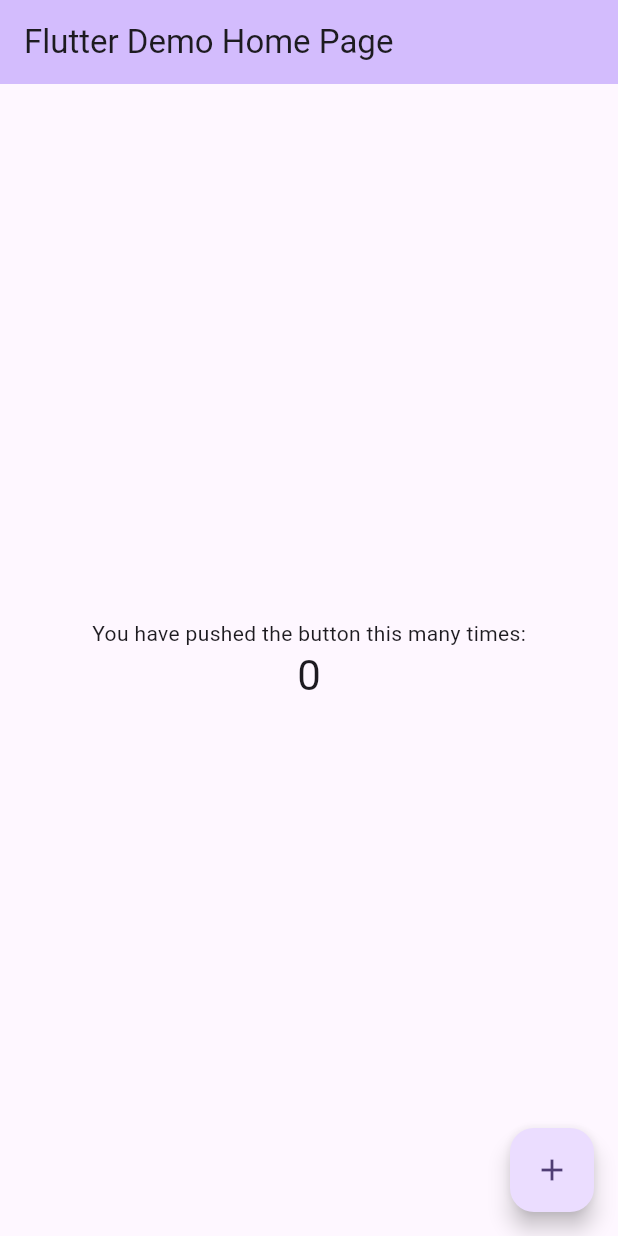
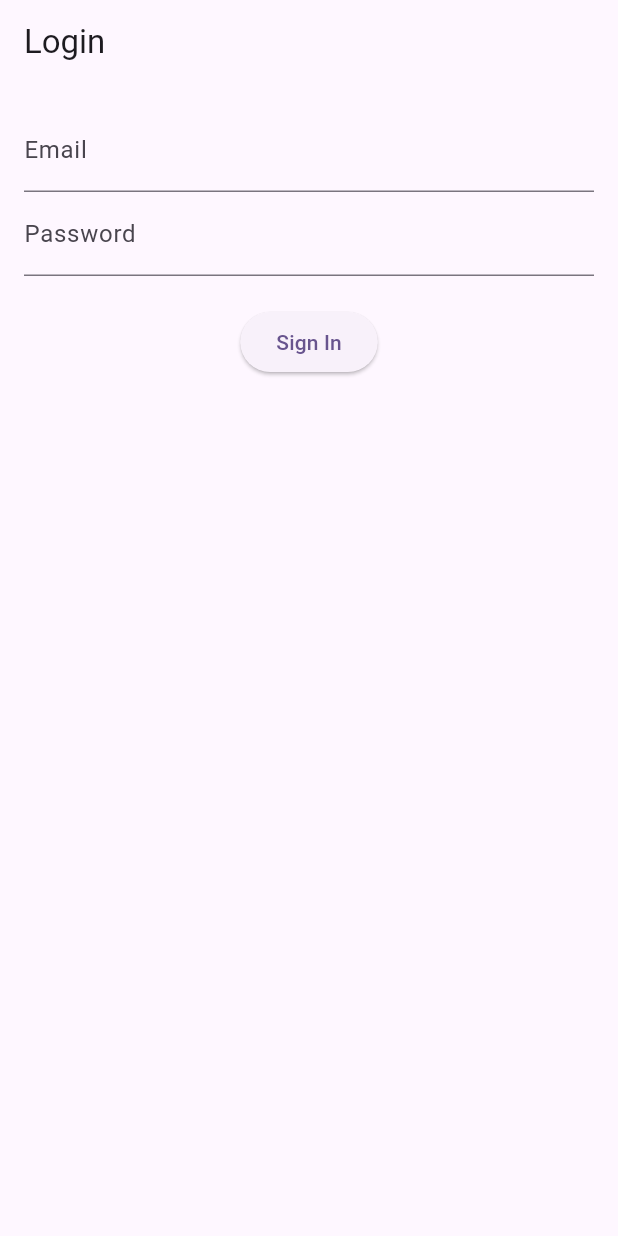
Before and after one commit to nuhs101/MobileP2, a Flutter app: the screen it shows after launch, on a phone screen of 412 x 824 dp. Run offline on Flutter 3.47's test engine with Material 3 defaults, Android fonts, the phone set to English and light mode, and no system bars; our stand-ins replace firebase_auth, firebase_core; accounts and stored records are empty.

Commit message:
added login page and firebase options to main

```diff
--- /dev/null
+++ b/lib/login_page.dart
@@ -0,0 +1,54 @@
+import 'package:flutter/material.dart';
+import 'package:firebase_auth/firebase_auth.dart';
+
+class LoginPage extends StatefulWidget {
+  const LoginPage({super.key});
+
+  @override
+  State<LoginPage> createState() => _LoginPageState();
+}
+
+class _LoginPageState extends State<LoginPage> {
+  final emailController = TextEditingController();
+  final passwordController = TextEditingController();
+
+  void signIn() async {
+    try {
+      await FirebaseAuth.instance.signInWithEmailAndPassword(
+        email: emailController.text,
+        password: passwordController.text,
+      );
+    } catch (e) {
+      if (mounted) {
+        ScaffoldMessenger.of(
+          context,
+        ).showSnackBar(SnackBar(content: Text("Login failed: \$e")));
+      }
+    }
+  }
+
+  @override
+  Widget build(BuildContext context) {
+    return Scaffold(
+      appBar: AppBar(title: Text('Login')),
+      body: Padding(
+        padding: const EdgeInsets.all(16.0),
+        child: Column(
+          children: [
+            TextField(
+              controller: emailController,
+              decoration: InputDecoration(labelText: 'Email'),
+            ),
+            TextField(
+              controller: passwordController,
+              decoration: InputDecoration(labelText: 'Password'),
+              obscureText: true,
+            ),
+            SizedBox(height: 20),
+            ElevatedButton(onPressed: signIn, child: Text('Sign In')),
+          ],
+        ),
+      ),
+    );
+  }
+}
--- a/lib/main.dart
+++ b/lib/main.dart
@@ -1,125 +1,25 @@
 import 'package:flutter/material.dart';
 import 'package:firebase_core/firebase_core.dart';
+import 'login_page.dart';
+import 'firebase_options.dart';
 
 Future<void> main() async {
   WidgetsFlutterBinding.ensureInitialized();
-  await Firebase.initializeApp();
+  await Firebase.initializeApp(options: DefaultFirebaseOptions.currentPlatform);
   runApp(const MyApp());
 }
 
 class MyApp extends StatelessWidget {
   const MyApp({super.key});
 
-  // This widget is the root of your application.
   @override
   Widget build(BuildContext context) {
     return MaterialApp(
       title: 'Flutter Demo',
       theme: ThemeData(
-        // This is the theme of your application.
-        //
-        // TRY THIS: Try running your application with "flutter run". You'll see
-        // the application has a purple toolbar. Then, without quitting the app,
-        // try changing the seedColor in the colorScheme below to Colors.green
-        // and then invoke "hot reload" (save your changes or press the "hot
-        // reload" button in a Flutter-supported IDE, or press "r" if you used
-        // the command line to start the app).
-        //
-        // Notice that the counter didn't reset back to zero; the application
-        // state is not lost during the reload. To reset the state, use hot
-        // restart instead.
-        //
-        // This works for code too, not just values: Most code changes can be
-        // tested with just a hot reload.
         colorScheme: ColorScheme.fromSeed(seedColor: Colors.deepPurple),
       ),
-      home: const MyHomePage(title: 'Flutter Demo Home Page'),
+      home: LoginPage(),
     );
   }
 }
-
-class MyHomePage extends StatefulWidget {
-  const MyHomePage({super.key, required this.title});
-
-  // This widget is the home page of your application. It is stateful, meaning
-  // that it has a State object (defined below) that contains fields that affect
-  // how it looks.
-
-  // This class is the configuration for the state. It holds the values (in this
-  // case the title) provided by the parent (in this case the App widget) and
-  // used by the build method of the State. Fields in a Widget subclass are
-  // always marked "final".
-
-  final String title;
-
-  @override
-  State<MyHomePage> createState() => _MyHomePageState();
-}
-
-class _MyHomePageState extends State<MyHomePage> {
-  int _counter = 0;
-
-  void _incrementCounter() {
-    setState(() {
-      // This call to setState tells the Flutter framework that something has
-      // changed in this State, which causes it to rerun the build method below
-      // so that the display can reflect the updated values. If we changed
-      // _counter without calling setState(), then the build method would not be
-      // called again, and so nothing would appear to happen.
-      _counter++;
-    });
-  }
-
-  @override
-  Widget build(BuildContext context) {
-    // This method is rerun every time setState is called, for instance as done
-    // by the _incrementCounter method above.
-    //
-    // The Flutter framework has been optimized to make rerunning build methods
-    // fast, so that you can just rebuild anything that needs updating rather
-    // than having to individually change instances of widgets.
-    return Scaffold(
-      appBar: AppBar(
-        // TRY THIS: Try changing the color here to a specific color (to
-        // Colors.amber, perhaps?) and trigger a hot reload to see the AppBar
-        // change color while the other colors stay the same.
-        backgroundColor: Theme.of(context).colorScheme.inversePrimary,
-        // Here we take the value from the MyHomePage object that was created by
-        // the App.build method, and use it to set our appbar title.
-        title: Text(widget.title),
-      ),
-      body: Center(
-        // Center is a layout widget. It takes a single child and positions it
-        // in the middle of the parent.
-        child: Column(
-          // Column is also a layout widget. It takes a list of children and
-          // arranges them vertically. By default, it sizes itself to fit its
-          // children horizontally, and tries to be as tall as its parent.
-          //
-          // Column has various properties to control how it sizes itself and
-          // how it positions its children. Here we use mainAxisAlignment to
-          // center the children vertically; the main axis here is the vertical
-          // axis because Columns are vertical (the cross axis would be
-          // horizontal).
-          //
-          // TRY THIS: Invoke "debug painting" (choose the "Toggle Debug Paint"
-          // action in the IDE, or press "p" in the console), to see the
-          // wireframe for each widget.
-          mainAxisAlignment: MainAxisAlignment.center,
-          children: <Widget>[
-            const Text('You have pushed the button this many times:'),
-            Text(
-              '$_counter',
-              style: Theme.of(context).textTheme.headlineMedium,
-            ),
-          ],
-        ),
-      ),
-      floatingActionButton: FloatingActionButton(
-        onPressed: _incrementCounter,
-        tooltip: 'Increment',
-        child: const Icon(Icons.add),
-      ), // This trailing comma makes auto-formatting nicer for build methods.
-    );
-  }
-}
```
Also changed, not shown: lib/register_page.dart (added).
